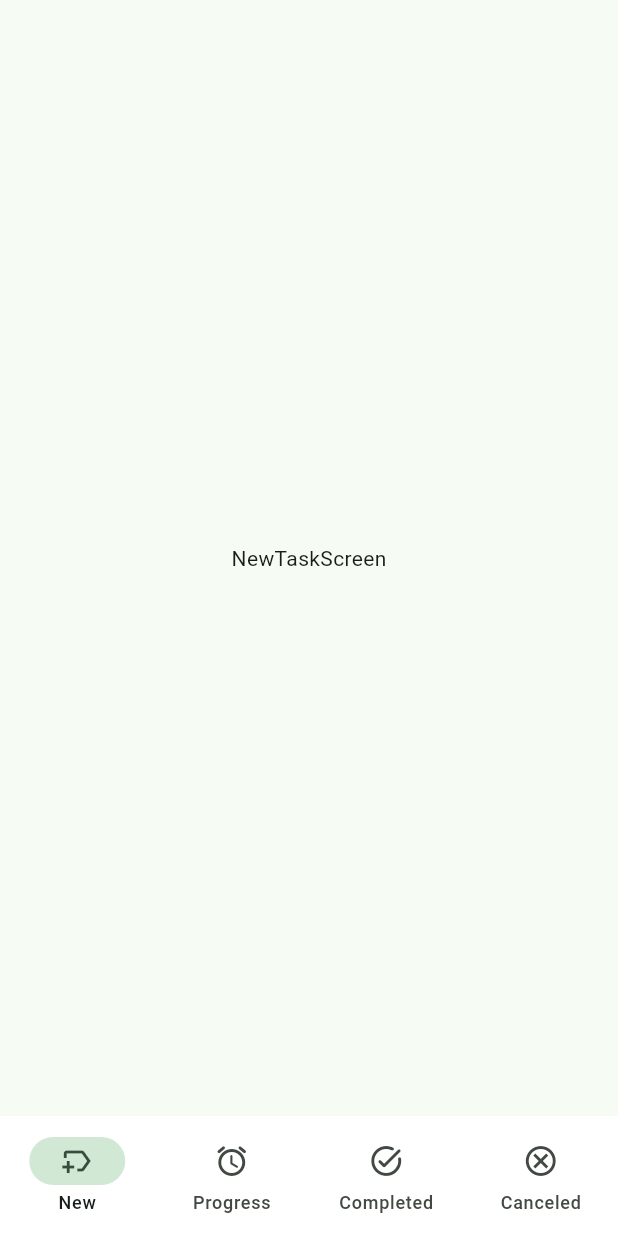
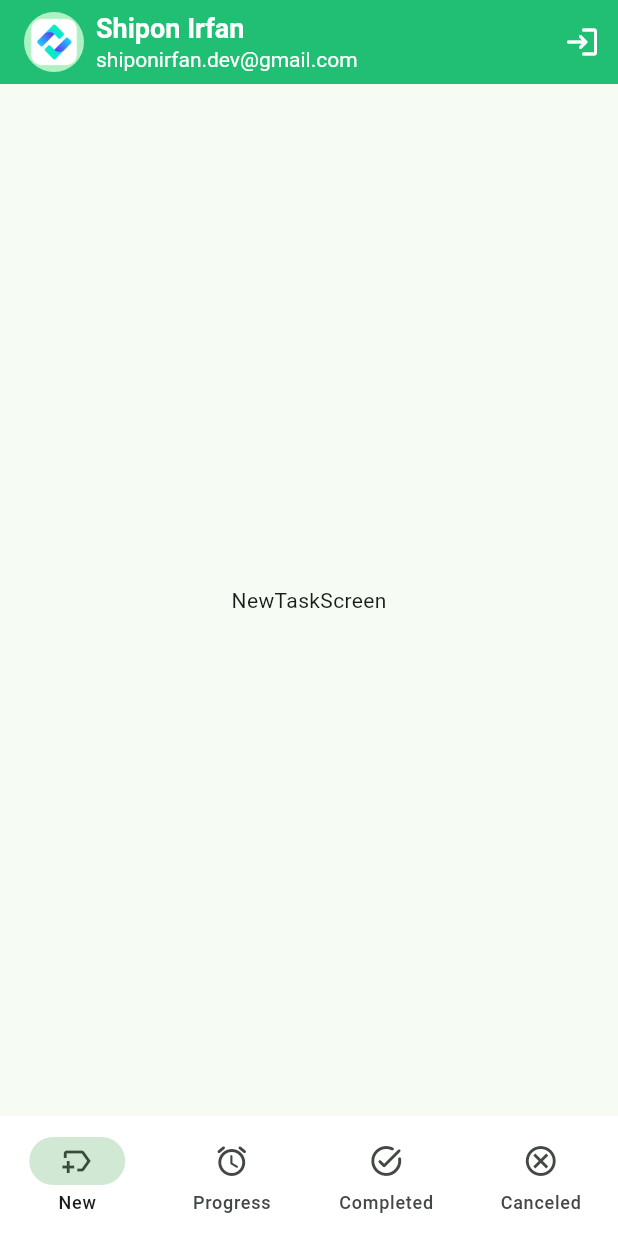
Before and after one commit to shiponirfan/task_manager_app, a Flutter app: the MainNavScreen screen opened directly, on a phone screen of 412 x 824 dp. Run offline on Flutter 3.47's test engine with Material 3 defaults, Android fonts, the phone set to English and light mode, and no system bars; our stand-ins replace flutter_svg, pin_code_fields.

Commit message:
AppBar Added

```diff
--- a/lib/ui/screens/views/main_nav_screen.dart
+++ b/lib/ui/screens/views/main_nav_screen.dart
@@ -3,6 +3,7 @@ import 'package:task_manager_app/ui/screens/views/canceled_task_screen.dart';
 import 'package:task_manager_app/ui/screens/views/completed_task_screen.dart';
 import 'package:task_manager_app/ui/screens/views/new_task_screen.dart';
 import 'package:task_manager_app/ui/screens/views/progress_task_screen.dart';
+import 'package:task_manager_app/ui/widgets/appbar_widget.dart';
 
 class MainNavScreen extends StatefulWidget {
   const MainNavScreen({super.key});
@@ -23,6 +24,7 @@ class _MainNavScreenState extends State<MainNavScreen> {
   @override
   Widget build(BuildContext context) {
     return Scaffold(
+      appBar: const AppBarWidget(),
       bottomNavigationBar: _buildNavigationBar(_selectedIndex),
       body: _views[_selectedIndex],
     );
@@ -46,6 +48,7 @@ class _MainNavScreenState extends State<MainNavScreen> {
             icon: Icon(Icons.cancel_outlined), label: 'Canceled'),
       ],
       backgroundColor: Colors.white,
+      elevation: 1,
     );
   }
 }
--- /dev/null
+++ b/lib/ui/widgets/appbar_widget.dart
@@ -0,0 +1,59 @@
+import 'package:flutter/material.dart';
+import 'package:task_manager_app/ui/screens/auth/sign_in_screen.dart';
+import 'package:task_manager_app/utils/app_colors.dart';
+
+class AppBarWidget extends StatelessWidget implements PreferredSizeWidget {
+  const AppBarWidget({
+    super.key,
+  });
+
+  @override
+  Widget build(BuildContext context) {
+    return AppBar(
+      backgroundColor: AppColors.primaryColor,
+      title: Row(
+        children: [
+          CircleAvatar(
+            child: Image.asset(
+              'assets/images/logo.png',
+              fit: BoxFit.cover,
+            ),
+          ),
+          const SizedBox(
+            width: 8,
+          ),
+          const Column(
+            crossAxisAlignment: CrossAxisAlignment.start,
+            children: [
+              Text('Shipon Irfan',
+                  style: TextStyle(
+                      color: Colors.white,
+                      fontWeight: FontWeight.w600,
+                      fontSize: 18)),
+              Text('shiponirfan.dev@gmail.com',
+                  style: TextStyle(color: Colors.white, fontSize: 14)),
+            ],
+          )
+        ],
+      ),
+      actions: [
+        IconButton(
+            onPressed: () {
+              Navigator.pushAndRemoveUntil(
+                  context,
+                  MaterialPageRoute(
+                    builder: (context) => const SignInScreen(),
+                  ),
+                      (predicate) => false);
+            },
+            icon: const Icon(
+              Icons.login_rounded,
+              color: Colors.white,
+            ))
+      ],
+    );
+  }
+
+  @override
+  Size get preferredSize => const Size.fromHeight(kToolbarHeight);
+}
```
